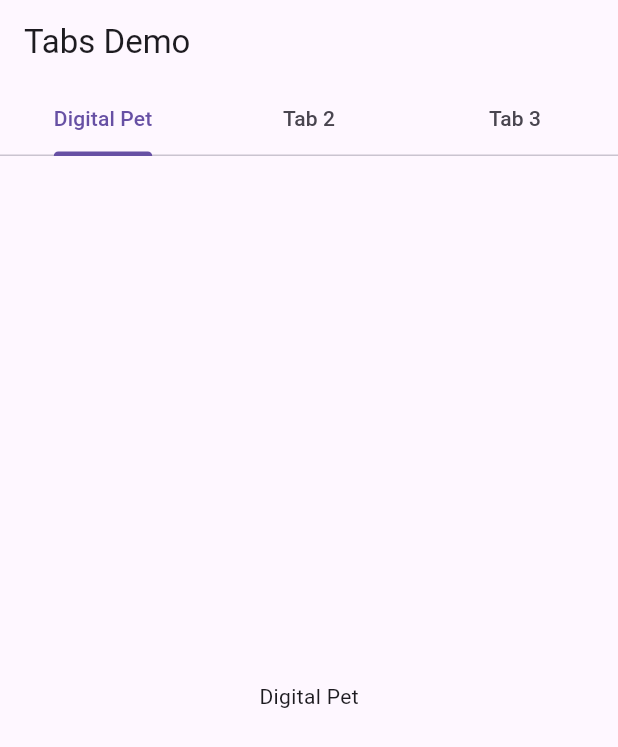
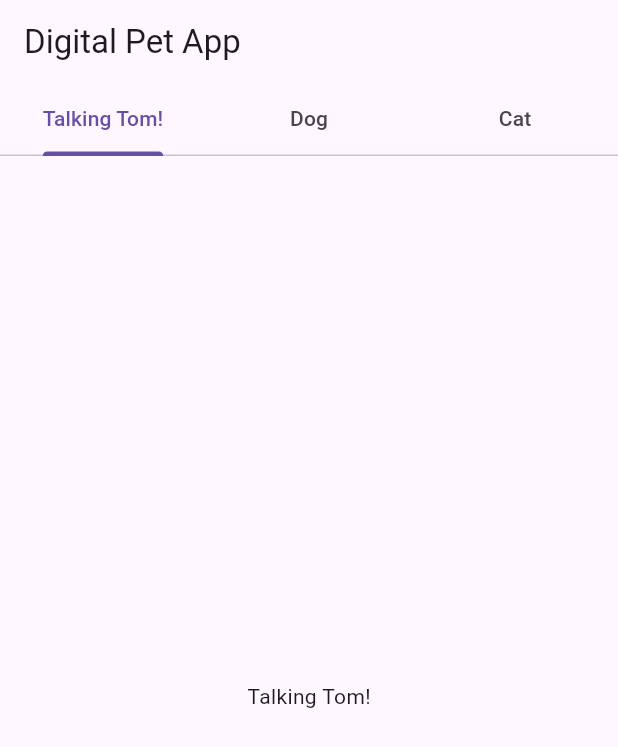
Before and after one commit to rchai12/digital_pet_app, a Flutter app: the screen it shows after launch, on a phone screen of 412 x 824 dp. Shown: the top 747 px of the screen. Run offline on Flutter 3.47's test engine with Material 3 defaults, Android fonts, the phone set to English and light mode, and no system bars.

Commit message:
Changed tab text and Text Title

```diff
--- a/lib/main.dart
+++ b/lib/main.dart
@@ -61,13 +61,13 @@
   @override
   Widget build(BuildContext context) {
 // For the ToDo task hint: consider defining the widget and name of the tabs here
-    final tabs = ['Digital Pet', 'Tab 2', 'Tab 3'];
+    final tabs = ['Talking Tom!', 'Dog', 'Cat'];
 
     return Scaffold(
       appBar: AppBar(
         automaticallyImplyLeading: false,
         title: Text(
-          'Tabs Demo',
+          'Digital Pet App',
         ),
         bottom: TabBar(
           controller: _tabController,
```
